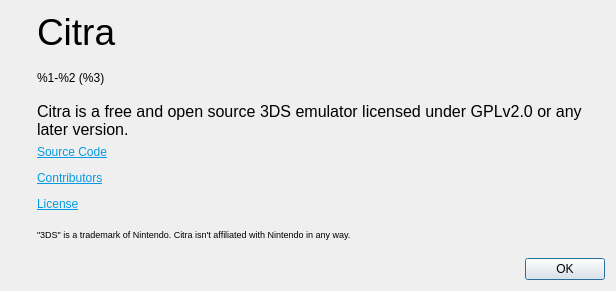
Before: the Qt Designer form src/citra/aboutdialog.ui in GreenAmaranthine/citra, drawn with Qt 5.
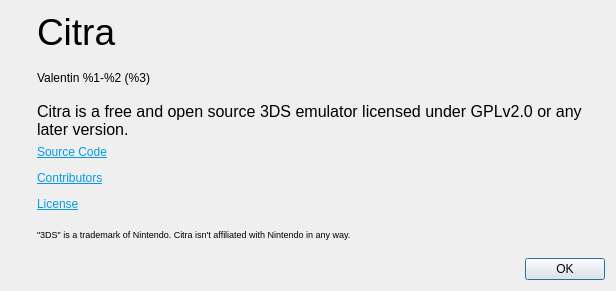
After: the same form once the commit is applied. Icons and pictures are not drawn.

Patch:
```diff
--- a/src/citra/aboutdialog.ui
+++ b/src/citra/aboutdialog.ui
@@ -70,7 +70,7 @@
           </sizepolicy>
          </property>
          <property name="text">
-          <string>&lt;html&gt;&lt;head/&gt;&lt;body&gt;&lt;p&gt;%1-%2 (%3)&lt;/p&gt;&lt;/body&gt;&lt;/html&gt;</string>
+          <string>&lt;html&gt;&lt;head/&gt;&lt;body&gt;&lt;p&gt;Valentin %1-%2 (%3)&lt;/p&gt;&lt;/body&gt;&lt;/html&gt;</string>
          </property>
         </widget>
        </item>
```
